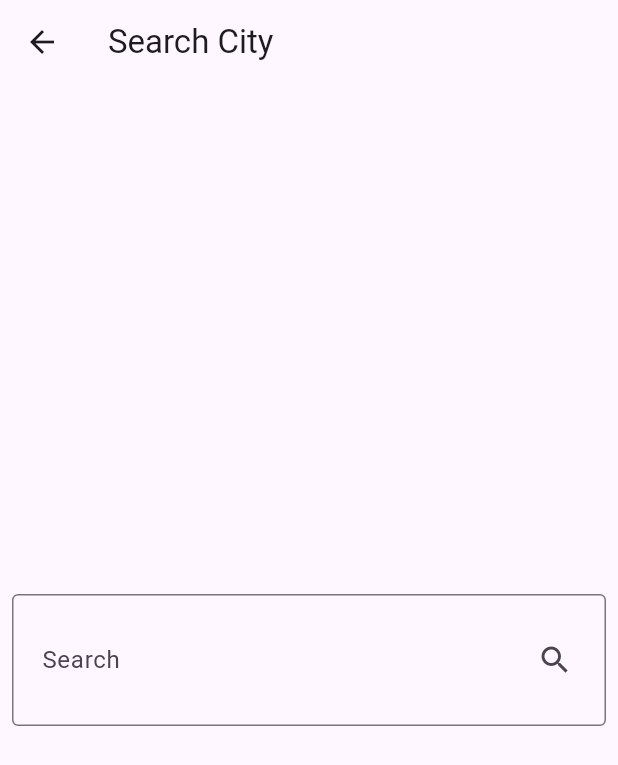
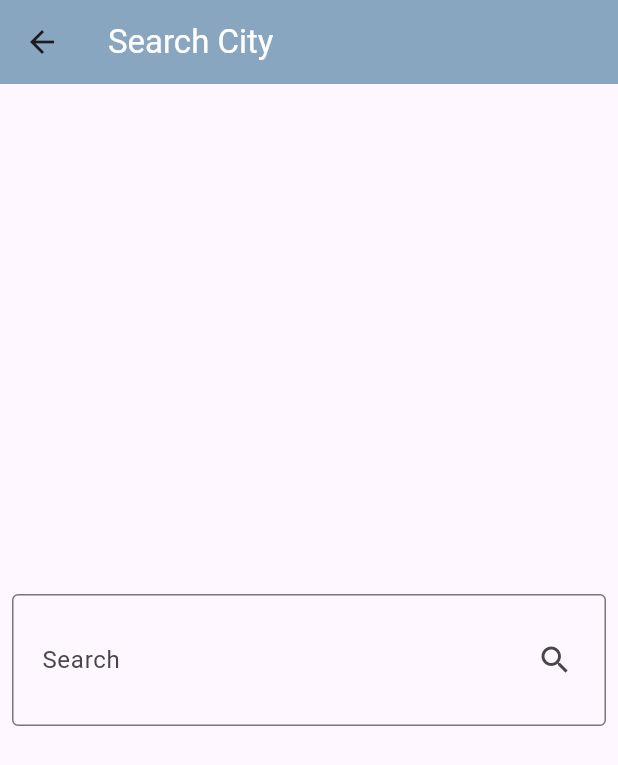
Before and after one commit to MarwanAgmy/weather_app, a Flutter app: the screen it shows after launch, after a tap on the "search" icon, on a phone screen of 412 x 824 dp. Shown: the top 765 px of the screen. Run offline on Flutter 3.47's test engine with Material 3 defaults, Android fonts, the phone set to English and light mode, and no system bars; our stand-ins replace dio, flutter_bloc.

Commit message:
update weather app

```diff
--- a/lib/cubits/get_weather_cubit/get_weather_cubit.dart
+++ b/lib/cubits/get_weather_cubit/get_weather_cubit.dart
@@ -5,16 +5,18 @@ import 'package:weather_app/model/weather_model.dart';
 import 'package:weather_app/service/weather_service.dart';
 
 //Cubit بال State ربط بيها هنا اهية ال
-class GetWeatherCubit extends Cubit<WeatherState> {
-  GetWeatherCubit() : super(WeatherInitialState());
+class WeatherCubit extends Cubit<WeatherState> {
+  WeatherCubit() : super(WeatherInitialState());
 
   WeatherModel? weatherModel;
 
   getWeather({required String cityName}) async {
+    emit(WeatherLoadedState());
     try {
-      weatherModel =
-          await WeatherService(Dio()).getCurrentWeather(cityName: cityName);
-      emit(WeatherLoadedState(weatherModel!));
+      weatherModel = await WeatherService(
+        Dio(),
+      ).getCurrentWeather(cityName: cityName);
+      emit(WeatherSuccessState(weatherModel!));
     } catch (e) {
       emit(WeatherFailureState());
     }
--- a/lib/cubits/get_weather_cubit/get_weather_states.dart
+++ b/lib/cubits/get_weather_cubit/get_weather_states.dart
@@ -4,10 +4,12 @@ class WeatherState {} //Cubite وال  State استخدمتها عشان ارب
 
 class WeatherInitialState extends WeatherState {}
 
-class WeatherLoadedState extends WeatherState {
+class WeatherLoadedState extends WeatherState {}
+
+class WeatherSuccessState extends WeatherState {
   final WeatherModel weatherModel;
 
-  WeatherLoadedState(this.weatherModel);
+  WeatherSuccessState(this.weatherModel);
 }
 
 class WeatherFailureState extends WeatherState {}
--- a/lib/main.dart
+++ b/lib/main.dart
@@ -14,17 +14,19 @@ class WeatherApp extends StatelessWidget {
   @override
   Widget build(BuildContext context) {
     return BlocProvider(
-      create: (context) => GetWeatherCubit(),
+      create: (context) => WeatherCubit(),
       child: Builder(
-        builder: (context) => BlocBuilder<GetWeatherCubit, WeatherState>(
+        builder:
+            (context) => BlocBuilder<WeatherCubit, WeatherState>(
               builder: (context, state) {
                 return MaterialApp(
                   theme: ThemeData(
-                primarySwatch: getThemeColor(
-                  BlocProvider.of<GetWeatherCubit>(context)
-                      .weatherModel
-                      ?.weatherState,
-                ),
+                    primarySwatch: Colors.teal,
+                    // getThemeColor(
+                    //   BlocProvider.of<GetWeatherCubit>(context)
+                    //       .weatherModel
+                    //       ?.weatherState,
+                    // ),
                   ),
                   debugShowCheckedModeBanner: false,
                   home: const HomeView(),
--- a/lib/service/weather_service.dart
+++ b/lib/service/weather_service.dart
@@ -18,7 +18,8 @@ class WeatherService {
       return weatherModel;
     } on DioException catch (e) {
       //اطبعلي الجزء الشمالnullهنا بجيب الايرور وبقولة لو ب
-      final String errorMessage = e.response?.data['error']['message'] ??
+      final String errorMessage =
+          e.response?.data['error']['message'] ??
           'Opps there was an error, try later';
       throw Exception(errorMessage);
     } catch (e) {
--- a/lib/views/home_view.dart
+++ b/lib/views/home_view.dart
@@ -2,8 +2,10 @@ import 'package:flutter/material.dart';
 import 'package:flutter_bloc/flutter_bloc.dart';
 import 'package:weather_app/cubits/get_weather_cubit/get_weather_cubit.dart';
 import 'package:weather_app/cubits/get_weather_cubit/get_weather_states.dart';
+import 'package:weather_app/main.dart';
 import 'package:weather_app/views/search_view.dart';
 import 'package:weather_app/widgets/no_weather_body.dart';
+import 'package:weather_app/widgets/weather_failure.dart';
 import 'package:weather_app/widgets/weather_info_body.dart';
 
 class HomeView extends StatelessWidget {
@@ -11,39 +13,56 @@ class HomeView extends StatelessWidget {
 
   @override
   Widget build(BuildContext context) {
+    return BlocBuilder<WeatherCubit, WeatherState>(
+      builder: (context, state) {
+        // Choose AppBar color based on state and data
+        final Color appBarColor =
+            (state is WeatherSuccessState)
+                ? getThemeColor(
+                  BlocProvider.of<WeatherCubit>(
+                    context,
+                  ).weatherModel!.weatherState,
+                )
+                : Color(0xff88A6C0);
+
         return Scaffold(
           appBar: AppBar(
+            backgroundColor: appBarColor,
             actions: [
               IconButton(
                 onPressed: () {
-              Navigator.of(context).push(MaterialPageRoute(builder: (context) {
+                  Navigator.of(context).push(
+                    MaterialPageRoute(
+                      builder: (context) {
                         return const SearchView();
-              }));
                       },
-            icon: const Icon(
-              Icons.search,
-              color: Colors.white,
                     ),
-          )
+                  );
+                },
+                icon: const Icon(Icons.search, color: Colors.white),
+              ),
             ],
             //backgroundColor: Colors.blue,
-        title: const Text('Weather App'
-            //style: TextStyle(color: Colors.white),
+            title: const Text(
+              'Weather App',
+              style: TextStyle(color: Colors.white),
             ),
           ),
-      body: BlocBuilder<GetWeatherCubit, WeatherState>(
+          body: BlocBuilder<WeatherCubit, WeatherState>(
             builder: (context, state) {
-          if (state is WeatherInitialState) {
+              if (state is WeatherLoadedState) {
+                return const Center(child: CircularProgressIndicator());
+              } else if (state is WeatherSuccessState) {
+                return WeatherInfoBody(weather: state.weatherModel);
+              } else if (state is WeatherFailureState) {
+                return WeatherFailure();
+              } else {
                 return const NoWeatherBody();
-          } else if (state is WeatherLoadedState) {
-            return WeatherInfoBody(
-              weather: state.weatherModel,
-            );
-          } else {
-            return const Text('Oops there was an error');
               }
             },
           ),
         );
+      },
+    );
   }
 }
--- a/lib/views/search_view.dart
+++ b/lib/views/search_view.dart
@@ -8,11 +8,8 @@ class SearchView extends StatelessWidget {
   Widget build(BuildContext context) {
     return Scaffold(
       appBar: AppBar(
-        // backgroundColor: Colors.blue,
-        title: const Text(
-          'Search City',
-          //style: TextStyle(color: Colors.white),
-        ),
+        backgroundColor: Color(0xff88A6C0),
+        title: const Text('Search City', style: TextStyle(color: Colors.white)),
       ),
       body: const SearchTextField(),
     );
--- a/lib/widgets/no_weather_body.dart
+++ b/lib/widgets/no_weather_body.dart
@@ -1,33 +1,42 @@
 import 'package:flutter/material.dart';
 
 class NoWeatherBody extends StatelessWidget {
-  const NoWeatherBody({
-    Key? key,
-  }) : super(key: key);
+  const NoWeatherBody({Key? key}) : super(key: key);
 
   @override
   Widget build(BuildContext context) {
-    return const Padding(
-      padding: EdgeInsets.symmetric(horizontal: 16),
-      child: Center(
-        child: Column(
-          mainAxisSize: MainAxisSize.min,
-          children: [
-            Text(
-              'there is no weather 😔 start',
-              style: TextStyle(
-                fontSize: 30,
-              ),
-            ),
-            Text(
-              'searching now 🔍',
-              style: TextStyle(
-                fontSize: 30,
-              ),
-            )
-          ],
-        ),
+    return SizedBox.expand(
+      // دي بتخلي الكونتينر ياخد حجم الشاشة بالكامل
+      child: Image.asset(
+        'assets/images/Lucid_Origin_generate_a_vibrant_digital_image_with_a_unique_ba_2.jpg',
+        fit: BoxFit.cover, // دي بتخلي الصورة تغطي كل المساحة من غير فراغات
       ),
     );
   }
 }
+
+
+
+
+// Padding(
+//       padding: EdgeInsets.symmetric(horizontal: 16),
+//       child: Center(
+//         child: Column(
+//           mainAxisSize: MainAxisSize.min,
+//           children: [
+//             Text(
+//               'there is no weather 😔 start',
+//               style: TextStyle(
+//                 fontSize: 30,
+//               ),
+//             ),
+//             Text(
+//               'searching now 🔍',
+//               style: TextStyle(
+//                 fontSize: 30,
+//               ),
+//             )
+//           ],
+//         ),
+//       ),
+//     )
--- a/lib/widgets/text_field.dart
+++ b/lib/widgets/text_field.dart
@@ -3,9 +3,7 @@ import 'package:flutter_bloc/flutter_bloc.dart';
 import 'package:weather_app/cubits/get_weather_cubit/get_weather_cubit.dart';
 
 class SearchTextField extends StatelessWidget {
-  const SearchTextField({
-    Key? key,
-  }) : super(key: key);
+  const SearchTextField({Key? key}) : super(key: key);
 
   @override
   Widget build(BuildContext context) {
@@ -16,14 +14,16 @@ class SearchTextField extends StatelessWidget {
           onSubmitted: (value) async {
             //cubitمن الobjectدة بالظبط كأني جبت
             //GetWeatherCubit()
-          var getWeatherCubit = BlocProvider.of<GetWeatherCubit>(context);
+            var getWeatherCubit = BlocProvider.of<WeatherCubit>(context);
             getWeatherCubit.getWeather(cityName: value);
             Navigator.pop(context);
           },
           decoration: const InputDecoration(
             labelText: 'Search',
-          contentPadding:
-              EdgeInsets.symmetric(vertical: 32.0, horizontal: 16.0),
+            contentPadding: EdgeInsets.symmetric(
+              vertical: 32.0,
+              horizontal: 16.0,
+            ),
             suffixIcon: Padding(
               padding: EdgeInsets.only(right: 20),
               child: Icon(Icons.search),
@@ -31,7 +31,8 @@ class SearchTextField extends StatelessWidget {
             hintText: 'Enter City Name',
             border: OutlineInputBorder(),
           ),
-      )),
+        ),
+      ),
     );
   }
 }
--- /dev/null
+++ b/lib/widgets/weather_failure.dart
@@ -0,0 +1,16 @@
+import 'package:flutter/material.dart';
+
+class WeatherFailure extends StatelessWidget {
+  const WeatherFailure({super.key});
+
+  @override
+  Widget build(BuildContext context) {
+    return SizedBox.expand(
+      // دي بتخلي الكونتينر ياخد حجم الشاشة بالكامل
+      child: Image.asset(
+        'assets/images/ChatGPT Image Aug 17, 2025, 09_57_16 PM.png',
+        fit: BoxFit.cover, // دي بتخلي الصورة تغطي كل المساحة من غير فراغات
+      ),
+    );
+  }
+}
--- a/lib/widgets/weather_info_body.dart
+++ b/lib/widgets/weather_info_body.dart
@@ -11,15 +11,19 @@ class WeatherInfoBody extends StatelessWidget {
   @override
   Widget build(BuildContext context) {
     WeatherModel weatherModel =
-        BlocProvider.of<GetWeatherCubit>(context).weatherModel!;
+        BlocProvider.of<WeatherCubit>(context).weatherModel!;
     return Container(
       decoration: BoxDecoration(
-        gradient: LinearGradient(colors: [
-          getThemeColor(weatherModel.weatherState),
-          getThemeColor(weatherModel.weatherState)[300]!,
-          // getThemeColor(weatherModel.weatherState)[100]!,
-          getThemeColor(weatherModel.weatherState)[50]!,
-        ], begin: Alignment.topCenter, end: Alignment.bottomCenter),
+        gradient: LinearGradient(
+          colors: [
+            getThemeColor(weatherModel.weatherState),
+            getThemeColor(weatherModel.weatherState)[300]!,
+            // getThemeColor(weatherModel.weatherState)[100]!,
+            getThemeColor(weatherModel.weatherState)[50]!,
+          ],
+          begin: Alignment.topCenter,
+          end: Alignment.bottomCenter,
+        ),
       ),
       child: Padding(
         padding: const EdgeInsets.symmetric(horizontal: 16),
@@ -28,26 +32,17 @@ class WeatherInfoBody extends StatelessWidget {
           children: [
             Text(
               weatherModel.cityName,
-              style: const TextStyle(
-                fontWeight: FontWeight.bold,
-                fontSize: 32,
-              ),
+              style: const TextStyle(fontWeight: FontWeight.bold, fontSize: 32),
             ),
             Text(
               'updated at ${weatherModel.date.hour}:${weatherModel.date.minute}',
-              style: const TextStyle(
-                fontSize: 24,
-              ),
+              style: const TextStyle(fontSize: 24),
             ),
-            const SizedBox(
-              height: 32,
-            ),
+            const SizedBox(height: 32),
             Row(
               mainAxisAlignment: MainAxisAlignment.spaceBetween,
               children: [
-                Image.network(
-                  weatherModel.image!,
-                ),
+                Image.network(weatherModel.image!),
                 Text(
                   weatherModel.temp.round().toString(),
                   style: const TextStyle(
@@ -59,29 +54,20 @@ class WeatherInfoBody extends StatelessWidget {
                   children: [
                     Text(
                       'maxTemp:${weatherModel.maxTemp.round()}',
-                      style: const TextStyle(
-                        fontSize: 16,
-                      ),
+                      style: const TextStyle(fontSize: 16),
                     ),
                     Text(
                       'minTemp :${weatherModel.minTemp.round()}',
-                      style: const TextStyle(
-                        fontSize: 16,
-                      ),
+                      style: const TextStyle(fontSize: 16),
                     ),
                   ],
                 ),
               ],
             ),
-            const SizedBox(
-              height: 32,
-            ),
+            const SizedBox(height: 32),
             Text(
               weatherModel.weatherState,
-              style: const TextStyle(
-                fontWeight: FontWeight.bold,
-                fontSize: 32,
-              ),
+              style: const TextStyle(fontWeight: FontWeight.bold, fontSize: 32),
             ),
           ],
         ),
```
Also changed, not shown: pubspec.yaml (+4 -3 lines), assets/images/ChatGPT Image Aug 17, 2025, 09_57_16 PM.png (added), assets/images/Lucid_Origin_generate_a_vibrant_digital_image_with_a_unique_ba_2.jpg (added), pubspec.lock. Lines whose indentation alone changed are shown as unchanged.
